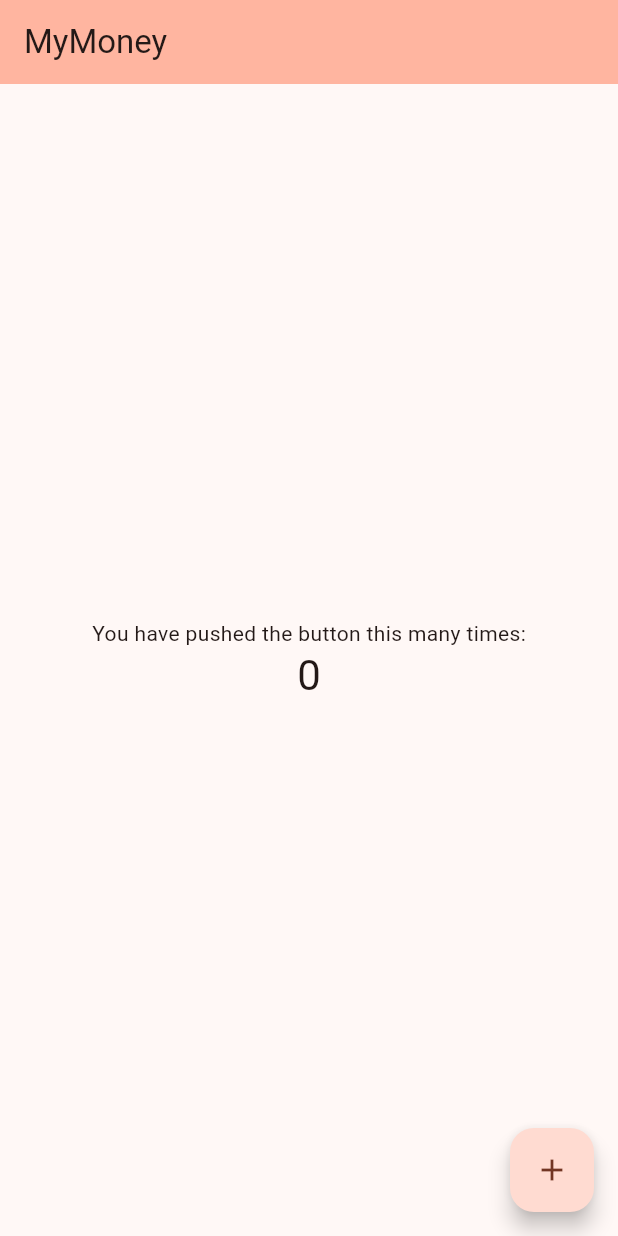
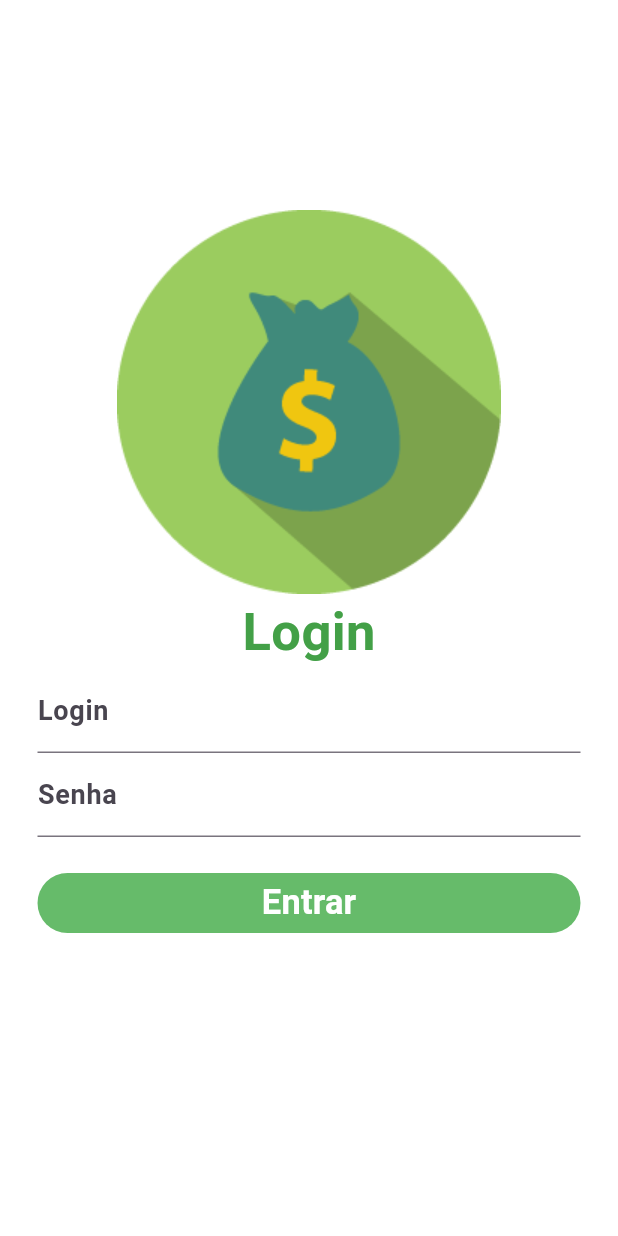
Before and after one commit to RodrigoRodrigues90/MyMoney, a Flutter app: the screen it shows after launch, on a phone screen of 412 x 824 dp. Run offline on Flutter 3.47's test engine with Material 2 defaults, Android fonts, the phone set to English and light mode, and no system bars; our stand-ins replace flutter_mobx, mobx; generated files the repository leaves out were written again.

Commit message:
tela de login

```diff
--- a/lib/main.dart
+++ b/lib/main.dart
@@ -1,5 +1,5 @@
 import 'package:flutter/material.dart';
-import 'package:mymoney/src/home/page/home_page.dart';
+import 'package:mymoney/src/home/page/login_page.dart';
 
 void main() {
   runApp(const App());
@@ -12,13 +12,11 @@ class App extends StatelessWidget {
   @override
   Widget build(BuildContext context) {
     return MaterialApp(
-      title: 'project Encontro 02',
       debugShowCheckedModeBanner: false,
       theme: ThemeData(
-        colorScheme: ColorScheme.fromSeed(seedColor: Colors.deepOrange),
         useMaterial3: true,
       ),
-      home: const HomePage(title: 'MyMoney'),
+      home: const LoginPage(title: 'MyMoney'),
     );
   }
 }
--- /dev/null
+++ b/lib/src/home/page/login_page.dart
@@ -0,0 +1,79 @@
+import 'package:flutter/material.dart';
+
+class LoginPage extends StatefulWidget {
+  const LoginPage({super.key , required this.title});
+  final String title;
+
+  @override
+  State<LoginPage> createState() => LoginPageState();
+}
+
+class LoginPageState extends State<LoginPage> {
+  TextEditingController loginController = TextEditingController();
+  TextEditingController passWordcontroller = TextEditingController();
+
+  @override
+  Widget build(BuildContext context) {
+    return Scaffold(
+      backgroundColor: Colors.white,
+      body: SingleChildScrollView(
+        child: SafeArea(
+          child: Center(
+            child: Padding(
+              padding: const EdgeInsets.only(top: 140, left: 25, right: 25),
+              child: Column(
+                  mainAxisSize: MainAxisSize.max,
+                  crossAxisAlignment: CrossAxisAlignment.center,
+                  children: [
+                    Image.asset("lib/src/Assets/logoApp.png"),
+                    Text("Login" , style: TextStyle(fontSize: 35 , fontWeight: FontWeight.bold, color: Colors.green[600]),),
+                    TextFormField(
+                      enabled: true,
+                      controller: loginController,
+                      textAlign: TextAlign.start,
+                      autofocus: false,
+                      keyboardType: TextInputType.text,
+                      decoration: const InputDecoration(label: Text("Login" ,style: TextStyle(fontWeight: FontWeight.bold , fontSize: 18))),
+                    ),
+                    TextFormField(
+                      enabled: true,
+                      controller: passWordcontroller,
+                      textAlign: TextAlign.start,
+                      autofocus: false,
+                      obscureText: true,
+                      keyboardType: TextInputType.text,
+                      decoration: const InputDecoration(label: Text("Senha",style: TextStyle(fontWeight: FontWeight.bold, fontSize: 18),)),
+                    ),
+                    Padding(
+                      padding: const EdgeInsets.only(top: 20, bottom: 10),
+                      child: SizedBox(
+                        width: MediaQuery.of(context).size.width,
+                        child: ElevatedButton(
+                          onPressed: () {},
+                          style: ButtonStyle(
+                              backgroundColor:
+                                  MaterialStateProperty.all(Colors.green[400]),
+                              elevation: MaterialStateProperty.all(0),
+                              shape: MaterialStateProperty.all(
+                                  RoundedRectangleBorder(
+                                      borderRadius:
+                                          BorderRadius.circular(50)))),
+                          child: const Text(
+                            'Entrar',
+                            style: TextStyle(
+                              fontWeight: FontWeight.bold,
+                              color: Colors.white,
+                              fontSize: 23,
+                            ),
+                          ),
+                        ),
+                      ),
+                    )
+                  ]),
+            ),
+          ),
+        ),
+      ),
+    );
+  }
+}
--- a/pubspec.yaml
+++ b/pubspec.yaml
@@ -50,13 +50,16 @@ dev_dependencies:
   # package. See that file for information about deactivating specific lint
   # rules and activating additional ones.
   flutter_lints: ^2.0.0
-  mobx_codegen: ^2.0.1+3
+  mobx_codegen: ^2.3.0
   build_runner: ^2.0.5
 # For information on the generic Dart part of this file, see the
 # following page: https://dart.dev/tools/pub/pubspec
 
 # The following section is specific to Flutter packages.
 flutter:
+
+  assets:
+  - lib/src/Assets/logoApp.png
 
   # The following line ensures that the Material Icons font is
   # included with your application, so that you can use the icons in
```
Also changed, not shown: lib/src/home/controler/home_controller.dart (added, +22 -0 lines), lib/src/home/page/home_page.dart (+47 -20 lines), lib/src/Assets/logoApp.png (added), lib/src/home/controler/home_controller.g.dart (added).
